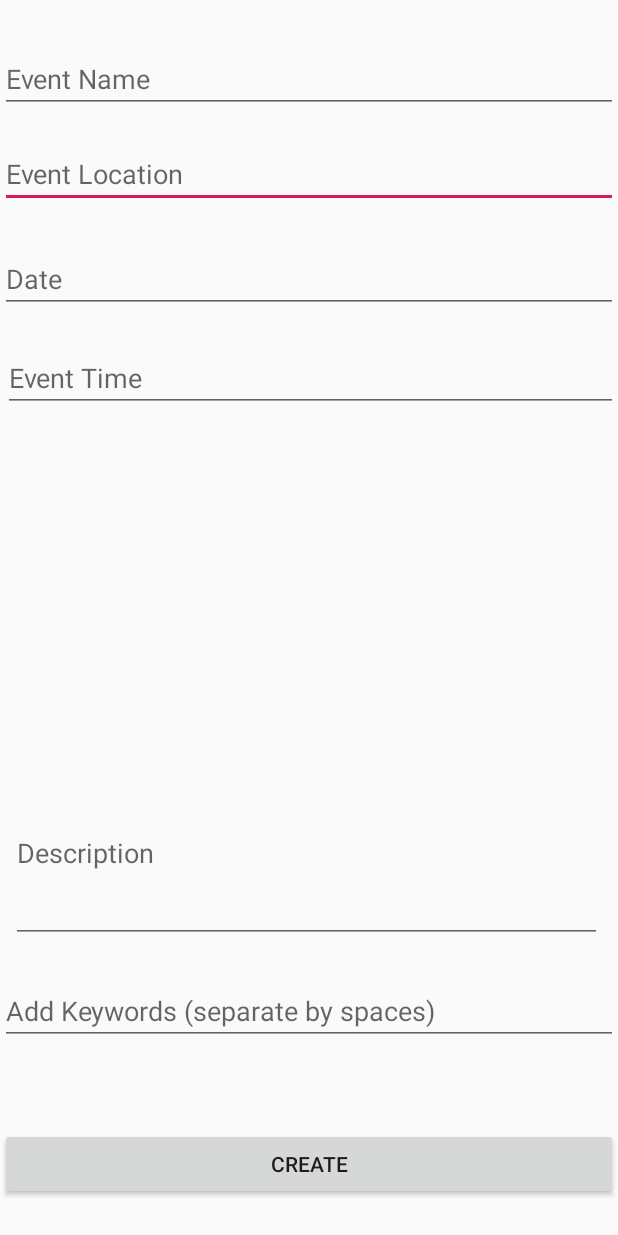
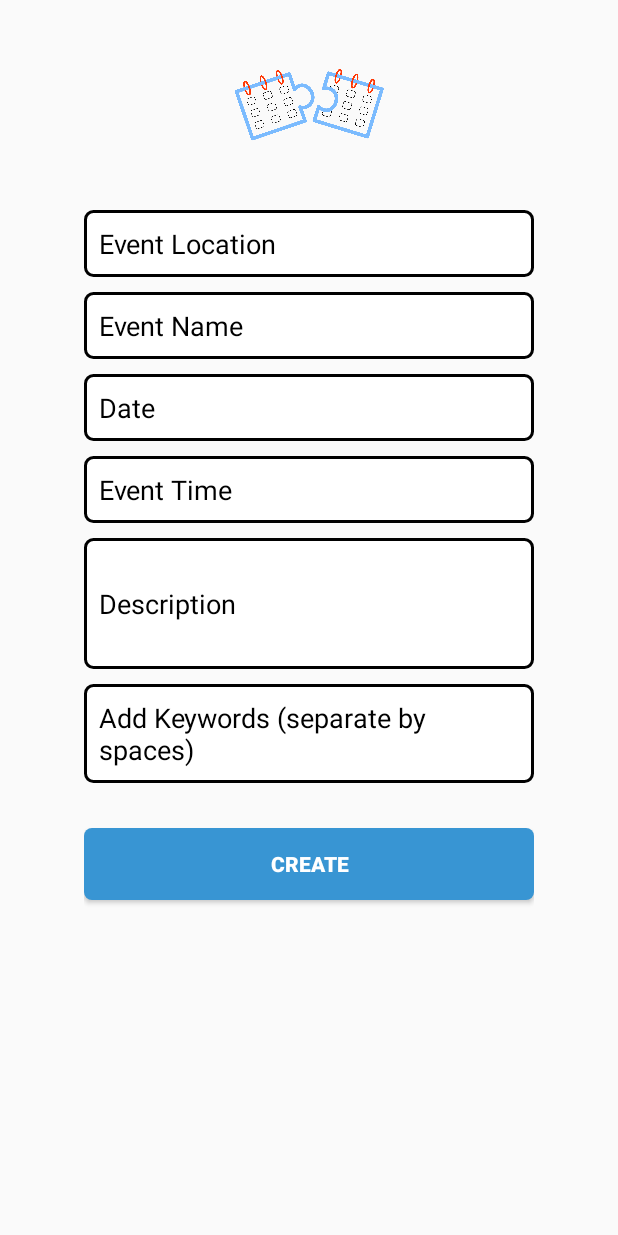
Before and after one commit to tbtea/Evenu, an Android app: the CreateEventActivity screen opened directly, with no data from a screen before it, on a phone screen of 412 x 824 dp. Run offline under Robolectric (Android 15) with nearby library versions, the phone set to English and light mode, and no system bars; our stand-ins replace Firebase (no records; nobody signed in at launch, a user with empty details on screens opened directly).

Commit message:
Merge remote-tracking branch 'origin/master'
# Conflicts:
#	app/src/main/res/layout/main_page_activity.xml
yes daddy

```diff
--- /dev/null
+++ b/app/src/main/res/drawable/customborder.xml
@@ -0,0 +1,6 @@
+<?xml version="1.0" encoding="UTF-8"?>
+<shape xmlns:android="http://schemas.android.com/apk/res/android" android:shape="rectangle">
+    <corners android:radius="20dp"/>
+    <padding android:left="10dp" android:right="10dp" android:top="10dp" android:bottom="10dp"/>
+    <stroke android:width="1dp" android:color="@color/black"/>
+</shape>
--- a/app/src/main/res/layout/create_event_activity.xml
+++ b/app/src/main/res/layout/create_event_activity.xml
@@ -1,10 +1,125 @@
 <?xml version="1.0" encoding="utf-8"?>
-<RelativeLayout xmlns:android="http://schemas.android.com/apk/res/android"
+<LinearLayout xmlns:android="http://schemas.android.com/apk/res/android"
+    xmlns:app="http://schemas.android.com/apk/res-auto"
     android:layout_width="match_parent"
-    android:layout_height="match_parent">
+    android:layout_height="match_parent"
+    android:orientation="vertical">
+
+    <RelativeLayout
+        android:layout_width="match_parent"
+        android:layout_height="wrap_content"
+        android:layout_marginTop="20dp">
+
+        <ImageView
+            android:id="@+id/imageView2"
+            android:layout_width="100dp"
+            android:layout_height="100dp"
+            android:layout_centerInParent="true"
+            app:srcCompat="@drawable/evenu_logo" />
+    </RelativeLayout>
+
+    <LinearLayout
+        android:layout_width="300dp"
+        android:layout_height="wrap_content"
+        android:layout_gravity="center_horizontal"
+        android:orientation="vertical"
+        android:paddingTop="20dp">
+
+        <EditText
+            android:id="@+id/event_location"
+            android:layout_width="match_parent"
+            android:layout_height="wrap_content"
+            android:background="@drawable/round_edittext"
+            android:layout_marginBottom="10dp"
+            android:maxLines="1"
+            android:padding="10dp"
+            android:textColor="@color/black"
+            android:textColorHint="@color/black"
+            android:textIsSelectable="false"
+            android:paddingHorizontal="5dp"
+            android:hint="@string/event_location" />
+
+        <EditText
+            android:id="@+id/event_title"
+            android:layout_width="match_parent"
+            android:layout_height="wrap_content"
+            android:hint="@string/event_name"
+
+            android:background="@drawable/round_edittext"
+            android:layout_marginBottom="10dp"
+            android:maxLines="1"
+            android:padding="10dp"
+            android:textColor="@color/black"
+            android:textColorHint="@color/black"
+            android:textIsSelectable="false"
+            android:paddingHorizontal="5dp"/>
+
+        <EditText
+            android:id="@+id/event_date"
+            android:layout_width="match_parent"
+            android:layout_height="wrap_content"
+            android:hint="@string/event_date"
+
+            android:background="@drawable/round_edittext"
+            android:layout_marginBottom="10dp"
+            android:maxLines="1"
+            android:padding="10dp"
+            android:textColor="@color/black"
+            android:textColorHint="@color/black"
+            android:textIsSelectable="false"
+            android:paddingHorizontal="5dp"/>
+
+        <EditText
+            android:id="@+id/event_time"
+            android:layout_width="match_parent"
+            android:layout_height="wrap_content"
+            android:hint="@string/event_time"
+
+            android:background="@drawable/round_edittext"
+            android:layout_marginBottom="10dp"
+            android:maxLines="1"
+            android:padding="10dp"
+            android:textColor="@color/black"
+            android:textColorHint="@color/black"
+            android:textIsSelectable="false"
+            android:paddingHorizontal="5dp"/>
+
+        <EditText
+            android:id="@+id/event_description"
+            android:layout_width="match_parent"
+            android:layout_height="wrap_content"
+            android:ems="10"
+            android:hint="@string/description"
+            android:inputType="textMultiLine"
+            android:background="@drawable/round_edittext"
+            android:layout_marginBottom="10dp"
+            android:maxLines="1"
+            android:padding="10dp"
+            android:textColor="@color/black"
+            android:textColorHint="@color/black"
+            android:textIsSelectable="false"
+            android:lines="3"
+            android:paddingHorizontal="5dp"/>
+
+        <EditText
+            android:id="@+id/event_keywords"
+            android:layout_width="match_parent"
+            android:layout_height="wrap_content"
+
+            android:hint="@string/add_keywords"
+
+            android:background="@drawable/round_edittext"
+            android:layout_marginBottom="10dp"
+            android:maxLines="1"
+            android:padding="10dp"
+            android:textColor="@color/black"
+            android:textColorHint="@color/black"
+            android:textIsSelectable="false"
+            android:paddingHorizontal="5dp"/>
 
         <Button
             android:id="@+id/button2"
+            android:layout_marginTop="20dp"
             android:layout_width="match_parent"
             android:layout_height="wrap_content"
             android:layout_alignParentStart="true"
@@ -14,82 +129,12 @@
             android:layout_marginLeft="0dp"
             android:layout_marginBottom="24dp"
             android:onClick="createEventAttempt"
-        android:text="Create" />
+            android:text="Create"
+            android:textColor="@color/white"
+            android:textStyle="bold"
+            android:background ="@drawable/round_button"/>
+
+    </LinearLayout>
 
 
-    <EditText
-        android:id="@+id/event_location"
-        android:layout_width="match_parent"
-        android:layout_height="wrap_content"
-        android:layout_alignParentStart="true"
-        android:layout_alignParentLeft="true"
-        android:layout_alignParentTop="true"
-        android:layout_marginStart="0dp"
-        android:layout_marginLeft="0dp"
-        android:layout_marginTop="93dp"
-        android:hint="@string/event_location" />
-
-    <EditText
-        android:id="@+id/event_title"
-        android:layout_width="match_parent"
-        android:layout_height="wrap_content"
-        android:layout_alignParentStart="true"
-        android:layout_alignParentLeft="true"
-        android:layout_alignParentTop="true"
-        android:layout_marginStart="0dp"
-        android:layout_marginLeft="0dp"
-        android:layout_marginTop="30dp"
-        android:hint="@string/event_name" />
-
-    <EditText
-        android:id="@+id/event_date"
-        android:layout_width="match_parent"
-        android:layout_height="wrap_content"
-        android:layout_alignParentStart="true"
-        android:layout_alignParentLeft="true"
-        android:layout_alignParentTop="true"
-        android:layout_marginStart="0dp"
-        android:layout_marginLeft="0dp"
-        android:layout_marginTop="163dp"
-        android:hint="@string/event_date" />
-
-    <EditText
-        android:id="@+id/event_time"
-        android:layout_width="match_parent"
-        android:layout_height="wrap_content"
-        android:layout_alignParentStart="true"
-        android:layout_alignParentLeft="true"
-        android:layout_alignParentTop="true"
-        android:layout_marginStart="2dp"
-        android:layout_marginLeft="2dp"
-        android:layout_marginTop="229dp"
-        android:hint="@string/event_time" />
-
-    <EditText
-        android:id="@+id/event_description"
-        android:layout_width="394dp"
-        android:layout_height="120dp"
-        android:layout_alignParentStart="true"
-        android:layout_alignParentLeft="true"
-        android:layout_alignParentBottom="true"
-        android:layout_marginStart="7dp"
-        android:layout_marginLeft="7dp"
-        android:layout_marginBottom="195dp"
-        android:ems="10"
-        android:hint="@string/description"
-        android:inputType="textMultiLine" />
-
-    <EditText
-        android:id="@+id/event_keywords"
-        android:layout_width="match_parent"
-        android:layout_height="wrap_content"
-        android:layout_alignParentStart="true"
-        android:layout_alignParentLeft="true"
-        android:layout_alignParentBottom="true"
-        android:layout_marginStart="0dp"
-        android:layout_marginLeft="0dp"
-        android:layout_marginBottom="127dp"
-        android:hint="@string/add_keywords" />
-
-
-</RelativeLayout>
+</LinearLayout>
--- a/app/src/main/res/layout/event_list_item.xml
+++ b/app/src/main/res/layout/event_list_item.xml
@@ -16,8 +16,8 @@
 
 
         <TextView
-            android:layout_width="match_parent"
-            android:layout_height="wrap_content"
+            android:layout_width="fill_parent"
+            android:layout_height="fill_parent"
             android:text="Event"
             android:textSize="20sp"
             android:textStyle="bold"
@@ -26,7 +26,7 @@
             android:id="@+id/title"
             android:gravity="center"
             android:paddingBottom="10dp"
-
+            android:background="@drawable/customborder"
             />
 
 
--- a/app/src/main/res/layout/main_page_activity.xml
+++ b/app/src/main/res/layout/main_page_activity.xml
@@ -1,14 +1,15 @@
 <?xml version="1.0" encoding="utf-8"?>
-<LinearLayout xmlns:android="http://schemas.android.com/apk/res/android"
+<RelativeLayout xmlns:android="http://schemas.android.com/apk/res/android"
     android:layout_width="match_parent"
-    android:layout_height="match_parent"
-    android:orientation="vertical">
+    android:layout_height="match_parent">
 
-    <LinearLayout
+    <RelativeLayout
         android:layout_width="match_parent"
         android:layout_height="wrap_content"
-        android:layout_margin="10dp"
-        android:orientation="horizontal">
+        android:layout_alignParentStart="true"
+        android:layout_alignParentTop="true"
+        android:layout_marginStart="0dp"
+        android:layout_marginTop="25dp">
 
         <ImageView
             android:layout_width="wrap_content"
@@ -22,36 +23,47 @@
         <AutoCompleteTextView
             android:id="@+id/search_text"
             android:layout_width="300dp"
-            android:layout_height="wrap_content" />
+            android:layout_height="wrap_content"
+            android:layout_alignParentStart="true"
+            android:layout_alignParentLeft="true"
+            android:layout_alignParentTop="true"
+            android:layout_marginStart="42dp"
+            android:layout_marginLeft="42dp" />
 
         <ImageButton
+            android:id="@+id/profile_button"
             android:layout_width="wrap_content"
             android:layout_height="wrap_content"
-            android:id="@+id/profile_button"
+            android:layout_alignParentStart="true"
+            android:layout_alignParentLeft="true"
+            android:layout_centerVertical="true"
+            android:layout_marginStart="376dp"
+            android:layout_marginLeft="376dp"
             android:background="@drawable/button_transparent_background"
-            android:src="@drawable/ic_person_outline_24dp"
             android:scaleX="1.5"
             android:scaleY="1.5"
-            android:layout_margin="10dp"
-            android:layout_gravity="center_vertical"/>
+            android:src="@drawable/ic_person_outline_24dp" />
 
-    </LinearLayout>
+    </RelativeLayout>
 
     <android.support.v7.widget.RecyclerView
         android:id="@+id/my_recycler_view"
         android:layout_width="match_parent"
-        android:layout_height="376dp"
+        android:layout_height="458dp"
         android:layout_alignParentStart="true"
         android:layout_alignParentTop="true"
         android:layout_marginStart="0dp"
-        android:layout_marginTop="72dp" />
+        android:layout_marginTop="108dp" />
 
-    <LinearLayout
-        android:layout_width="wrap_content"
-        android:layout_height="wrap_content"
+    <RelativeLayout
+        android:layout_width="match_parent"
+        android:layout_height="120dp"
+        android:layout_alignParentStart="true"
+        android:layout_alignParentBottom="true"
+        android:layout_marginStart="0dp"
+        android:layout_marginBottom="3dp"
         android:paddingLeft="20dp"
-        android:paddingTop="80dp"
-        android:orientation="horizontal">
+        android:paddingTop="50dp">
 
         <ImageButton
             android:id="@+id/create_event_button"
@@ -69,11 +81,16 @@
         <TextView
             android:layout_width="wrap_content"
             android:layout_height="wrap_content"
-            android:layout_gravity="center_vertical"
+            android:layout_alignTop="@+id/create_event_button"
+            android:layout_alignParentStart="true"
+            android:layout_alignParentLeft="true"
+            android:layout_marginStart="50dp"
+            android:layout_marginLeft="50dp"
+            android:layout_marginTop="10dp"
             android:text=" Create Event"
             android:textColor="@color/lightblue"
             android:textSize="20dp"
             android:textStyle="bold" />
-    </LinearLayout>
+    </RelativeLayout>
 
-</LinearLayout>
+</RelativeLayout>
--- a/app/src/main/res/values/colors.xml
+++ b/app/src/main/res/values/colors.xml
@@ -8,4 +8,5 @@
     <color name="black">#000000</color>
     <color name="blue">#0000FF</color>
     <color name="lightblue">#3895d3</color>
+
 </resources>
```
Lines whose indentation alone changed are shown as unchanged.
